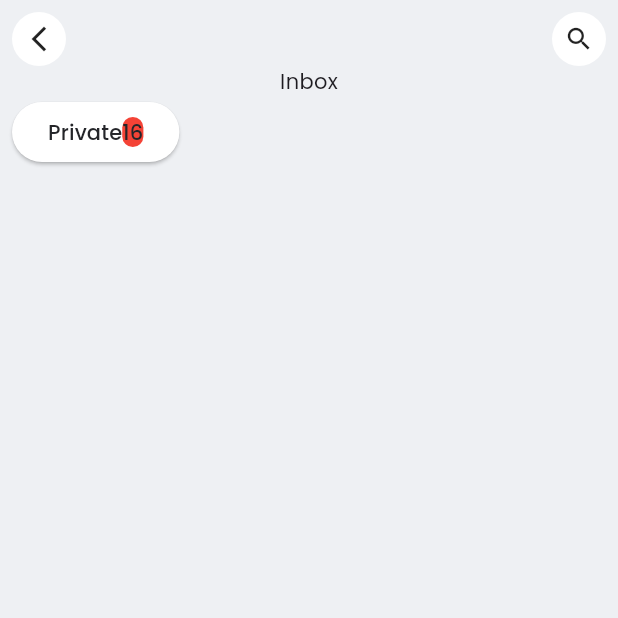
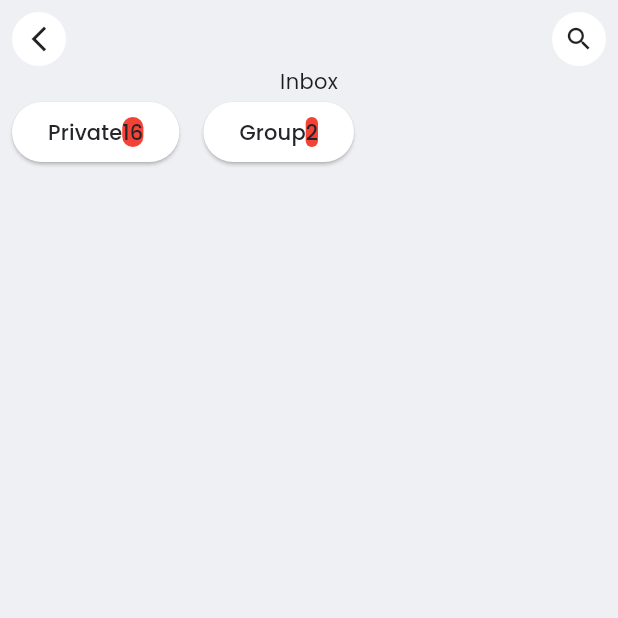
Before and after one commit to Parth-11/Connectify-App, a Flutter app: the screen it shows after launch, on a phone screen of 412 x 824 dp, the top half of it. Run offline on Flutter 3.47's test engine with Material 3 defaults, Android fonts, the phone set to English and light mode, and no system bars; our stand-ins replace get, google_fonts, shared_preferences.

Commit message:
Refactored chat type button

```diff
--- a/lib/pages/inbox/message_page.dart
+++ b/lib/pages/inbox/message_page.dart
@@ -39,7 +39,21 @@ class _MessagePageState extends State<MessagePage> {
                   ),
                 ),
                 Text('Inbox'),
-                Row(children: [ChatTypeButton()]),
+                Row(
+                  children: [
+                    ChatTypeButton(
+                      chatType: 'Private',
+                      activeChats: 16,
+                      callback: () {},
+                    ),
+                    const SizedBox(width: 16),
+                    ChatTypeButton(
+                      chatType: 'Group',
+                      activeChats: 2,
+                      callback: () {},
+                    ),
+                  ],
+                ),
               ],
             ),
           ),
--- a/lib/pages/inbox/widgets/chat_type_button.dart
+++ b/lib/pages/inbox/widgets/chat_type_button.dart
@@ -1,21 +1,30 @@
 import 'package:flutter/material.dart';
 
 class ChatTypeButton extends StatelessWidget {
-  const ChatTypeButton({super.key});
+  const ChatTypeButton({
+    super.key,
+    required this.chatType,
+    this.activeChats,
+    required this.callback,
+  });
+
+  final String chatType;
+  final int? activeChats;
+  final void Function()? callback;
 
   @override
   Widget build(BuildContext context) {
     return ElevatedButton(
-      onPressed: () {},
+      onPressed: callback,
       child: Row(
         children: [
-          Text('Private'),
+          Text(chatType),
           Container(
             decoration: BoxDecoration(
               borderRadius: BorderRadius.circular(16),
               color: Colors.red,
             ),
-            child: Text('16'),
+            child: Text(activeChats!.toString()),
           ),
         ],
       ),
```
